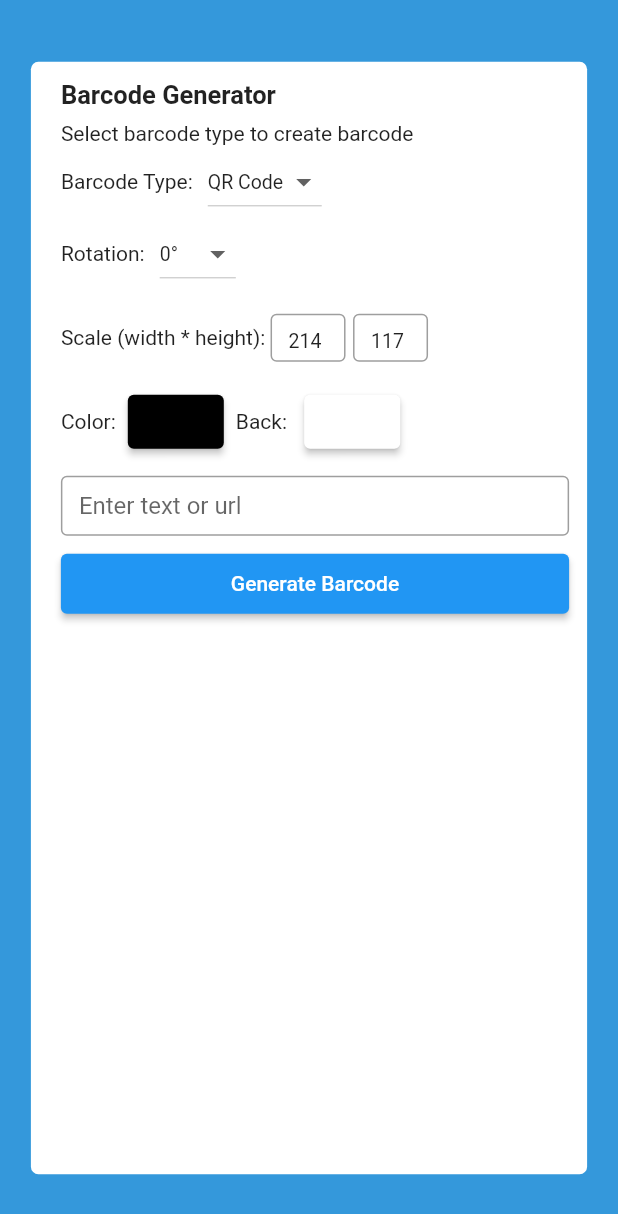
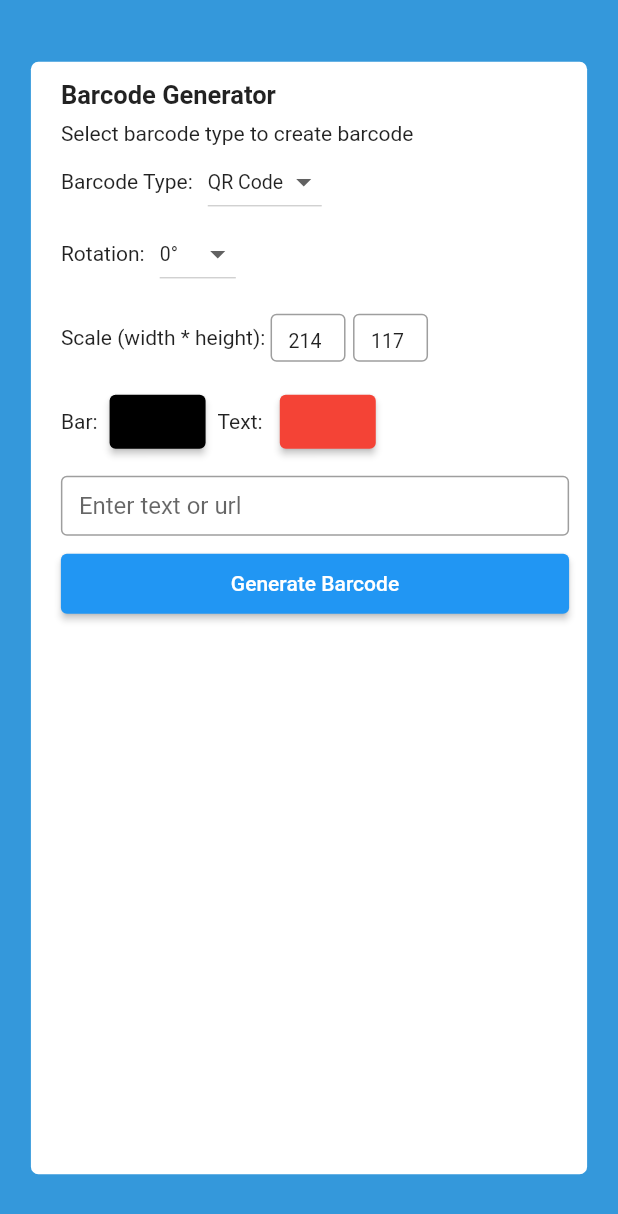
Before and after one commit to freetourwaboy/FYP_flutter_app, a Flutter app: the screen it shows after launch, on a phone screen of 412 x 824 dp. Shown: the top 1214 px of the screen. Run offline on Flutter 3.47's test engine with Material 2 defaults, Android fonts, the light colour scheme and no system bars; our stand-ins replace flutter_colorpicker, fluttertoast, permission_handler; missing offline and left inert: flutter_js.

Commit message:
bug fixed and color logic

```diff
--- a/lib/barcode/barcode.dart
+++ b/lib/barcode/barcode.dart
@@ -45,6 +45,9 @@ class BarCode {
         !jsResult.stringResult.startsWith('Error')) {
       toggle(context);
     }
+    if (jsResult.stringResult.startsWith('Error')) {
+      return [jsResult.stringResult, raw, codeType];
+    }
     Map<String, dynamic> decode = jsonDecode(jsResult.stringResult);
     return [decode['barcode'], decode['fullcode'], codeType];
   }
--- a/lib/main.dart
+++ b/lib/main.dart
@@ -55,8 +55,8 @@ class _MyHomePageState extends State<MyHomePage> {
   Size size = Size.infinite;
   Color barPickerColor = Colors.black; // initial color
   Color barCurrentColor = Colors.black; // upda
-  Color bgPickerColor = Colors.white; // initial color
-  Color bgCurrentColor = Colors.white; // upda
+  Color bgPickerColor = Colors.red; // initial color
+  Color bgCurrentColor = Colors.red; // upda
 
   @override
   Widget build(BuildContext context) {
@@ -177,7 +177,7 @@ class _MyHomePageState extends State<MyHomePage> {
                   margin: const EdgeInsets.only(top: 16, left: 8),
                   child: Row(
                     children: [
-                      const Text('Color:'),
+                      const Text('Bar:'),
                       Padding(
                         padding: const EdgeInsets.only(left: 8, right: 8),
                         child: ElevatedButton(
@@ -224,7 +224,7 @@ class _MyHomePageState extends State<MyHomePage> {
                             },
                             child: const Text('')),
                       ),
-                      const Text('Back: '),
+                      const Text('Text: '),
                       Padding(
                         padding: const EdgeInsets.only(left: 8),
                         child: ElevatedButton(
@@ -310,13 +310,12 @@ class _MyHomePageState extends State<MyHomePage> {
                     ? Center(
                         child: Container(
                           decoration: BoxDecoration(
-                              color: bgCurrentColor,
                               border: Border.all(width: 1, color: Colors.grey),
                               borderRadius: BorderRadius.circular(3)),
                           margin: const EdgeInsets.only(top: 5, left: 8),
                           padding: const EdgeInsets.only(
                               left: 20, right: 20, top: 25, bottom: 36),
-                          height: 220,
+                          height: 320,
                           width: 300,
                           child: FutureBuilder(
                             future: BarCode.encode(
@@ -334,7 +333,7 @@ class _MyHomePageState extends State<MyHomePage> {
                                         pi /
                                         180,
                                     child: BarcodePainter(snapshot.data ?? [''],
-                                        size, barCurrentColor),
+                                        size, barCurrentColor, bgCurrentColor),
                                   ),
                                 );
                               } else if (snapshot.hasData &&
```
Also changed, not shown: lib/utilty/barcode_painter.dart (+7 -5 lines).
